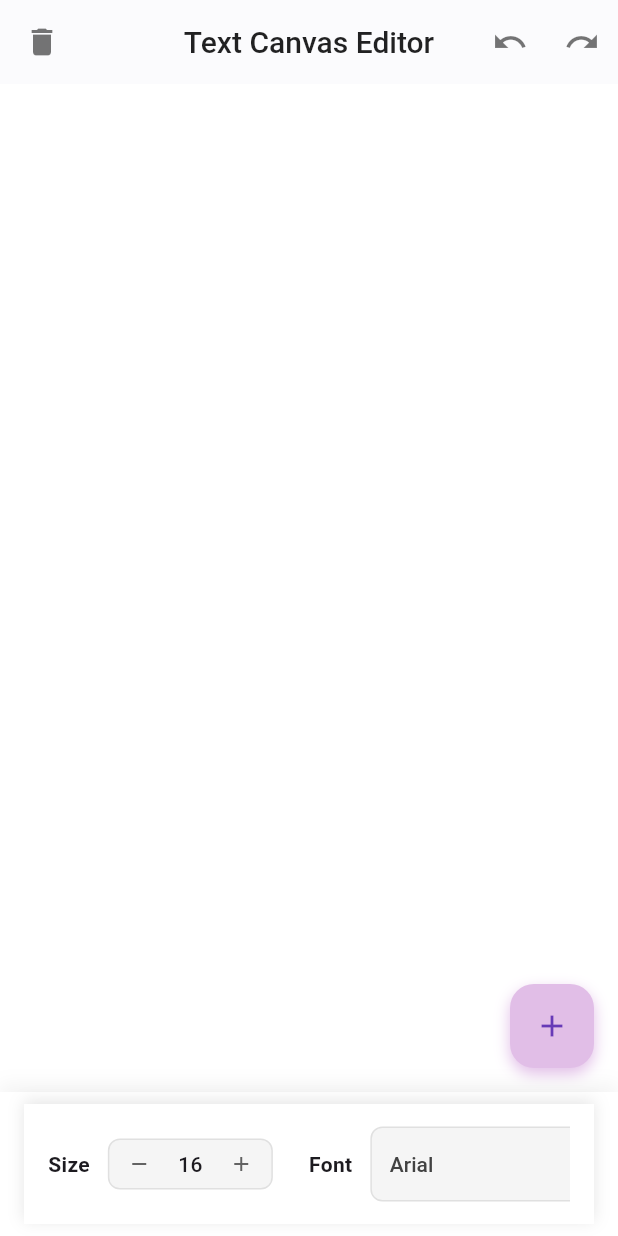
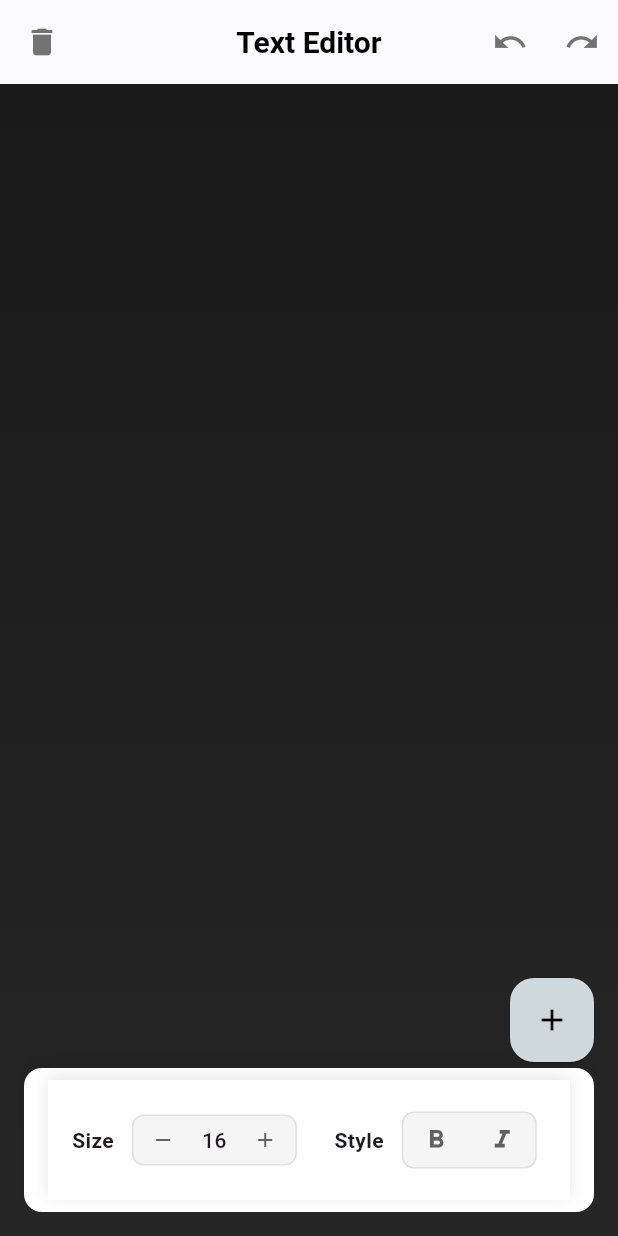
Before and after one commit to may-tas/TextEditingApp, a Flutter app: the screen it shows after launch, on a phone screen of 412 x 824 dp. Run offline on Flutter 3.47's test engine with Material 3 defaults, Android fonts, the phone set to English and light mode, and no system bars; our stand-ins replace flutter_bloc.

Commit message:
Assignment is ready

```diff
--- /dev/null
+++ b/lib/constants/font_family_list.dart
@@ -0,0 +1,9 @@
+import 'package:flutter/material.dart';
+
+const items = [
+  DropdownMenuItem(value: 'Arial', child: Text('Arial')),
+  DropdownMenuItem(value: 'Courier', child: Text('Courier')),
+  DropdownMenuItem(value: 'Times New Roman', child: Text('Times New Roman')),
+  DropdownMenuItem(value: 'Roboto', child: Text('Roboto')),
+  DropdownMenuItem(value: 'Helvetica', child: Text('Helvetica')),
+];
--- a/lib/cubit/canvas_state.dart
+++ b/lib/cubit/canvas_state.dart
@@ -1,7 +1,6 @@
 import 'package:celebrare_assignment/models/text_item_model.dart';
-import 'package:equatable/equatable.dart';
 
-class CanvasState extends Equatable {
+class CanvasState {
   final List<TextItem> textItems;
   final List<CanvasState> history;
   final List<CanvasState> future;
@@ -27,7 +26,4 @@ class CanvasState extends Equatable {
       future: future ?? this.future,
     );
   }
-
-  @override
-  List<Object> get props => [textItems, history, future];
 }
--- a/lib/main.dart
+++ b/lib/main.dart
@@ -13,8 +13,9 @@ class MyApp extends StatelessWidget {
   @override
   Widget build(BuildContext context) {
     return MaterialApp(
-      title: 'Text Canvas Editor',
+      title: 'Text Editor',
       theme: ThemeData(primarySwatch: Colors.blue),
+      debugShowCheckedModeBanner: false,
       home: BlocProvider(
         create: (context) => CanvasCubit(),
         child: const CanvasScreen(),
--- a/lib/models/text_item_model.dart
+++ b/lib/models/text_item_model.dart
@@ -1,16 +1,24 @@
+import 'dart:ui';
+
 class TextItem {
   final String text;
   final double x;
   final double y;
   final double fontSize;
+  final FontStyle fontStyle;
+  final FontWeight fontWeight;
   final String fontFamily;
+  final Color color;
 
   TextItem({
     required this.text,
     required this.x,
     required this.y,
     required this.fontSize,
+    required this.fontStyle,
+    required this.fontWeight,
     required this.fontFamily,
+    required this.color,
   });
 
   TextItem copyWith({
@@ -18,36 +26,20 @@ class TextItem {
     double? x,
     double? y,
     double? fontSize,
+    FontStyle? fontStyle,
+    FontWeight? fontWeight,
     String? fontFamily,
+    Color? color,
   }) {
     return TextItem(
       text: text ?? this.text,
       x: x ?? this.x,
       y: y ?? this.y,
       fontSize: fontSize ?? this.fontSize,
+      fontStyle: fontStyle ?? this.fontStyle,
+      fontWeight: fontWeight ?? this.fontWeight,
       fontFamily: fontFamily ?? this.fontFamily,
-    );
-  }
-
-  // Convert TextItem to a JSON map
-  Map<String, dynamic> toJson() {
-    return {
-      'text': text,
-      'x': x,
-      'y': y,
-      'fontSize': fontSize,
-      'fontFamily': fontFamily,
-    };
-  }
-
-  // Create TextItem from a JSON map
-  factory TextItem.fromJson(Map<String, dynamic> json) {
-    return TextItem(
-      text: json['text'] as String,
-      x: (json['x'] as num).toDouble(),
-      y: (json['y'] as num).toDouble(),
-      fontSize: (json['fontSize'] as num).toDouble(),
-      fontFamily: json['fontFamily'] as String,
+      color: color ?? this.color,
     );
   }
 }
--- a/lib/ui/screens/canvas_screen.dart
+++ b/lib/ui/screens/canvas_screen.dart
@@ -16,34 +16,49 @@ class CanvasScreen extends StatelessWidget {
         backgroundColor: Colors.white,
         elevation: 0.5,
         title: const Text(
-          'Text Canvas Editor',
+          'Text Editor',
           style: TextStyle(
-            color: Colors.black87,
+            color: Colors.black,
+            fontWeight: FontWeight.w600,
             fontSize: 20,
-            fontWeight: FontWeight.w500,
           ),
         ),
         centerTitle: true,
         leading: IconButton(
+          tooltip: "Clear Canvas",
           icon: const Icon(Icons.delete, color: Colors.black54),
           onPressed: () => context.read<CanvasCubit>().clearCanvas(),
         ),
         actions: [
           IconButton(
+            tooltip: "Undo",
             icon: const Icon(Icons.undo, color: Colors.black54),
             onPressed: () => context.read<CanvasCubit>().undo(),
           ),
           IconButton(
+            tooltip: "Redo",
             icon: const Icon(Icons.redo, color: Colors.black54),
             onPressed: () => context.read<CanvasCubit>().redo(),
           ),
         ],
       ),
-      body: BlocBuilder<CanvasCubit, CanvasState>(
+      body: Container(
+        decoration: BoxDecoration(
+          gradient: LinearGradient(
+            begin: Alignment.topCenter,
+            end: Alignment.bottomCenter,
+            colors: [
+              const Color(0xFF1A1A1A),
+              const Color(0xFF1A1A1A).withOpacity(0.95),
+            ],
+          ),
+        ),
+        child: BlocBuilder<CanvasCubit, CanvasState>(
           builder: (context, state) {
             return Stack(
               children: [
-              ...state.textItems.asMap().entries.map((entry) {
+                ...state.textItems.asMap().entries.map(
+                  (entry) {
                     final index = entry.key;
                     final textItem = entry.value;
                     return Positioned(
@@ -51,22 +66,26 @@ class CanvasScreen extends StatelessWidget {
                       top: textItem.y,
                       child: GestureDetector(
                         onPanUpdate: (details) {
+                          const speedFactor = 2.0;
                           context.read<CanvasCubit>().moveText(
                                 index,
-                            textItem.x + details.delta.dx,
-                            textItem.y + details.delta.dy,
+                                textItem.x + details.delta.dx * speedFactor,
+                                textItem.y + details.delta.dy * speedFactor,
                               );
                         },
-                    child: EditableTextWidget(index: index, textItem: textItem),
+                        child: EditableTextWidget(
+                            index: index, textItem: textItem),
                       ),
-                );
-              }),
-            ],
                     );
                   },
                 ),
-      bottomNavigationBar: Container(
+                Positioned(
+                  bottom: 16,
+                  left: 16,
+                  right: 16,
+                  child: Container(
                     decoration: BoxDecoration(
+                      borderRadius: BorderRadius.circular(12),
                       color: Colors.white,
                       boxShadow: [
                         BoxShadow(
@@ -76,29 +95,28 @@ class CanvasScreen extends StatelessWidget {
                         ),
                       ],
                     ),
-        child: const SafeArea(
-          child: Padding(
-            padding: EdgeInsets.symmetric(horizontal: 16, vertical: 8),
+                    child: const Padding(
+                      padding:
+                          EdgeInsets.symmetric(horizontal: 16, vertical: 8),
                       child: FontControls(),
                     ),
                   ),
+                )
+              ],
+            );
+          },
+        ),
       ),
       floatingActionButton: Container(
+        padding: const EdgeInsets.only(bottom: 100),
         decoration: BoxDecoration(
           borderRadius: BorderRadius.circular(16),
-          boxShadow: [
-            BoxShadow(
-              color: Colors.purple.withOpacity(0.3),
-              blurRadius: 8,
-              offset: const Offset(0, 4),
-            ),
-          ],
         ),
         child: FloatingActionButton(
-          backgroundColor: Colors.purple[100],
-          elevation: 0,
+          backgroundColor: Colors.blueGrey[100],
+          elevation: 0.5,
           onPressed: () => context.read<CanvasCubit>().addText('New Text'),
-          child: const Icon(Icons.add, color: Colors.deepPurple),
+          child: const Icon(Icons.add, color: Colors.black),
         ),
       ),
     );
--- a/lib/ui/widgets/editable_text_widget.dart
+++ b/lib/ui/widgets/editable_text_widget.dart
@@ -28,9 +28,11 @@ class EditableTextWidget extends StatelessWidget {
       child: Text(
         textItem.text,
         style: TextStyle(
+          fontStyle: textItem.fontStyle,
+          fontWeight: textItem.fontWeight,
           fontSize: textItem.fontSize,
           fontFamily: textItem.fontFamily,
-          color: Colors.black87,
+          color: textItem.color,
         ),
       ),
     );
--- a/lib/ui/widgets/font_controls.dart
+++ b/lib/ui/widgets/font_controls.dart
@@ -1,3 +1,4 @@
+import 'package:celebrare_assignment/constants/font_family_list.dart';
 import 'package:celebrare_assignment/cubit/canvas_cubit.dart';
 import 'package:celebrare_assignment/cubit/canvas_state.dart';
 import 'package:flutter/material.dart';
@@ -26,8 +27,12 @@ class FontControls extends StatelessWidget {
         child: Row(
           children: [
             _buildFontSizeControls(context),
-            const SizedBox(width: 24),
+            const SizedBox(width: 25),
             _buildFontStyleControls(context),
+            const SizedBox(width: 25),
+            _buildFontFamilyControls(context),
+            const SizedBox(width: 25),
+            _buildColorControls(context),
           ],
         ),
       ),
@@ -92,7 +97,7 @@ class FontControls extends StatelessWidget {
     );
   }
 
-  Widget _buildFontStyleControls(BuildContext context) {
+  Widget _buildFontFamilyControls(BuildContext context) {
     return Row(
       mainAxisSize: MainAxisSize.min,
       children: [
@@ -116,19 +121,12 @@ class FontControls extends StatelessWidget {
               final currentFont = state.textItems.isNotEmpty
                   ? state.textItems.last.fontFamily
                   : 'Arial';
+
               return DropdownButtonHideUnderline(
                 child: DropdownButton<String>(
+                  menuWidth: 170,
                   value: currentFont,
-                  items: const [
-                    DropdownMenuItem(value: 'Arial', child: Text('Arial')),
-                    DropdownMenuItem(value: 'Courier', child: Text('Courier')),
-                    DropdownMenuItem(
-                        value: 'Times New Roman',
-                        child: Text('Times New Roman')),
-                    DropdownMenuItem(value: 'Roboto', child: Text('Roboto')),
-                    DropdownMenuItem(
-                        value: 'Helvetica', child: Text('Helvetica')),
-                  ],
+                  items: items,
                   onChanged: (value) => _changeFontFamily(context, value),
                   style: TextStyle(
                     color: Colors.grey[800],
@@ -167,6 +165,158 @@ class FontControls extends StatelessWidget {
     );
   }
 
+  Widget _buildColorControls(BuildContext context) {
+    final colors = [
+      Colors.black,
+      Colors.red,
+      Colors.blue,
+      Colors.green,
+      Colors.purple,
+      Colors.orange,
+      Colors.pink,
+    ];
+
+    return Row(
+      mainAxisSize: MainAxisSize.min,
+      children: [
+        const Text(
+          'Color',
+          style: TextStyle(
+            fontWeight: FontWeight.w600,
+            fontSize: 14,
+          ),
+        ),
+        const SizedBox(width: 12),
+        Container(
+          height: 40,
+          decoration: BoxDecoration(
+            color: Colors.grey[100],
+            borderRadius: BorderRadius.circular(8),
+            border: Border.all(color: Colors.grey[300]!),
+          ),
+          child: BlocBuilder<CanvasCubit, CanvasState>(
+            builder: (context, state) {
+              final selectedColor = state.textItems.isNotEmpty
+                  ? state.textItems.last.color
+                  : Colors.black;
+
+              return Row(
+                mainAxisSize: MainAxisSize.min,
+                children: colors.map((color) {
+                  final isSelected = selectedColor == color;
+                  return GestureDetector(
+                    onTap: () {
+                      final selectedIndex = state.textItems.length - 1;
+                      if (selectedIndex >= 0) {
+                        context.read<CanvasCubit>().changeTextColor(
+                              selectedIndex,
+                              color,
+                            );
+                      }
+                    },
+                    child: Container(
+                      width: 30,
+                      height: 30,
+                      margin: const EdgeInsets.symmetric(horizontal: 4),
+                      decoration: BoxDecoration(
+                        color: color,
+                        shape: BoxShape.circle,
+                        border: Border.all(
+                          color: isSelected
+                              ? Colors.blue
+                              : Colors.grey.withOpacity(0.3),
+                          width: isSelected ? 2 : 1,
+                        ),
+                      ),
+                    ),
+                  );
+                }).toList(),
+              );
+            },
+          ),
+        ),
+      ],
+    );
+  }
+
+  Widget _buildFontStyleControls(BuildContext context) {
+    return Row(
+      mainAxisSize: MainAxisSize.min,
+      children: [
+        const Text(
+          'Style',
+          style: TextStyle(
+            fontWeight: FontWeight.w600,
+            fontSize: 14,
+          ),
+        ),
+        const SizedBox(width: 12),
+        Container(
+          padding: const EdgeInsets.symmetric(horizontal: 4),
+          decoration: BoxDecoration(
+            color: Colors.grey[100],
+            borderRadius: BorderRadius.circular(8),
+            border: Border.all(color: Colors.grey[300]!),
+          ),
+          child: Row(
+            mainAxisSize: MainAxisSize.min,
+            children: [
+              _buildStyleButton(
+                context: context,
+                icon: Icons.format_bold,
+                onPressed: () => _changeFontWeight(context, FontWeight.bold),
+              ),
+              const SizedBox(width: 8),
+              _buildStyleButton(
+                context: context,
+                icon: Icons.format_italic,
+                onPressed: () => _changeFontStyle(context, FontStyle.italic),
+              ),
+            ],
+          ),
+        ),
+      ],
+    );
+  }
+
+  Widget _buildStyleButton({
+    required BuildContext context,
+    required IconData icon,
+    required VoidCallback onPressed,
+  }) {
+    return Material(
+      color: Colors.transparent,
+      child: InkWell(
+        borderRadius: BorderRadius.circular(4),
+        onTap: onPressed,
+        child: Padding(
+          padding: const EdgeInsets.all(8.0),
+          child: Icon(
+            icon,
+            size: 20,
+            color: Colors.grey[700],
+          ),
+        ),
+      ),
+    );
+  }
+
+  void _changeFontStyle(BuildContext context, FontStyle fontStyle) {
+    final selectedIndex =
+        context.read<CanvasCubit>().state.textItems.length - 1;
+    if (selectedIndex >= 0) {
+      context.read<CanvasCubit>().changeFontStyle(selectedIndex, fontStyle);
+    }
+  }
+
+  void _changeFontWeight(BuildContext context, FontWeight fontWeight) {
+    final selectedIndex =
+        context.read<CanvasCubit>().state.textItems.length - 1;
+    if (selectedIndex >= 0) {
+      context.read<CanvasCubit>().changeFontWeight(selectedIndex, fontWeight);
+    }
+  }
+
   void _changeFontSize(BuildContext context, {required bool decrease}) {
     final selectedIndex =
         context.read<CanvasCubit>().state.textItems.length - 1;
@@ -176,17 +326,17 @@ class FontControls extends StatelessWidget {
       final newSize = decrease ? currentSize - 2 : currentSize + 2;
       context.read<CanvasCubit>().changeFontSize(
             selectedIndex,
-            newSize.clamp(8.0, 64.0),
+            newSize,
           );
     }
   }
 
-  void _changeFontFamily(BuildContext context, String? value) {
-    if (value != null) {
+  void _changeFontFamily(BuildContext context, String? fontFamily) {
+    if (fontFamily != null) {
       final selectedIndex =
           context.read<CanvasCubit>().state.textItems.length - 1;
       if (selectedIndex >= 0) {
-        context.read<CanvasCubit>().changeFontStyle(selectedIndex, value);
+        context.read<CanvasCubit>().changeFontFamily(selectedIndex, fontFamily);
       }
     }
   }
--- a/pubspec.yaml
+++ b/pubspec.yaml
@@ -35,9 +35,7 @@ dependencies:
   # The following adds the Cupertino Icons font to your application.
   # Use with the CupertinoIcons class for iOS style icons.
   cupertino_icons: ^1.0.8
-  shared_preferences: ^2.3.4
   flutter_bloc: ^8.1.6
-  equatable: ^2.0.7
 
 dev_dependencies:
   flutter_test:
```
Also changed, not shown: lib/cubit/canvas_cubit.dart (+36 -7 lines), lib/services/storage_service.dart (deleted, +0 -29 lines), lib/ui/widgets/text_canvas.dart (deleted, +0 -42 lines), lib/ui/widgets/undo_redo_controls.dart (deleted, +0 -31 lines), pubspec.lock, 4 other files. Lines whose indentation alone changed are shown as unchanged.
